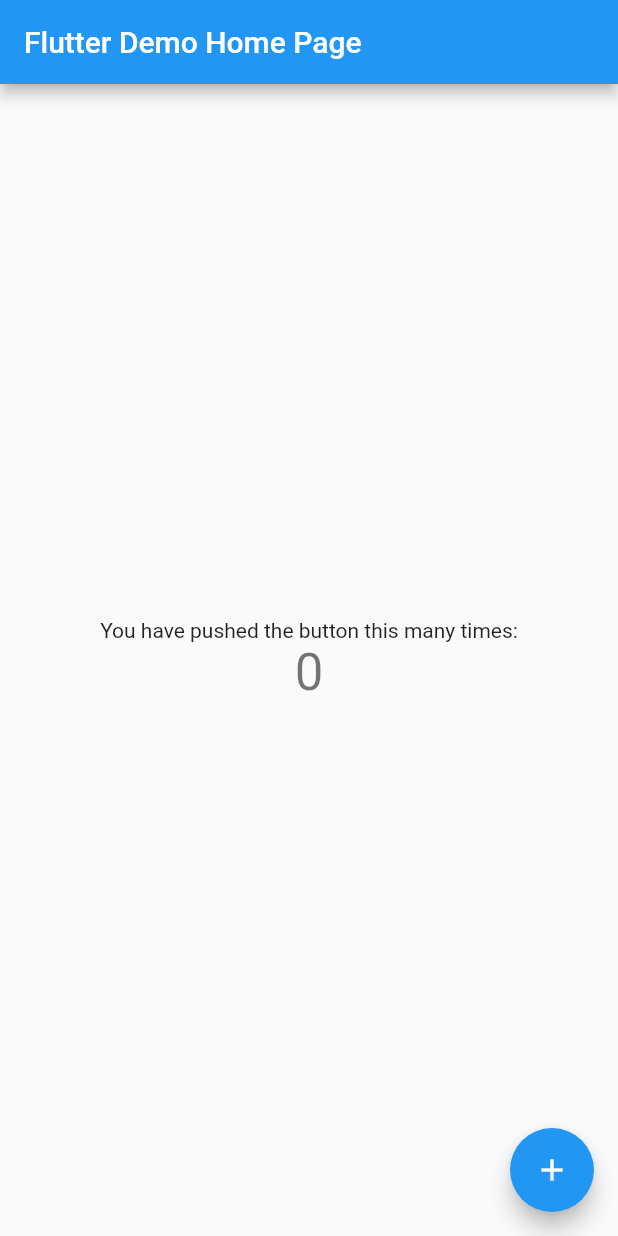
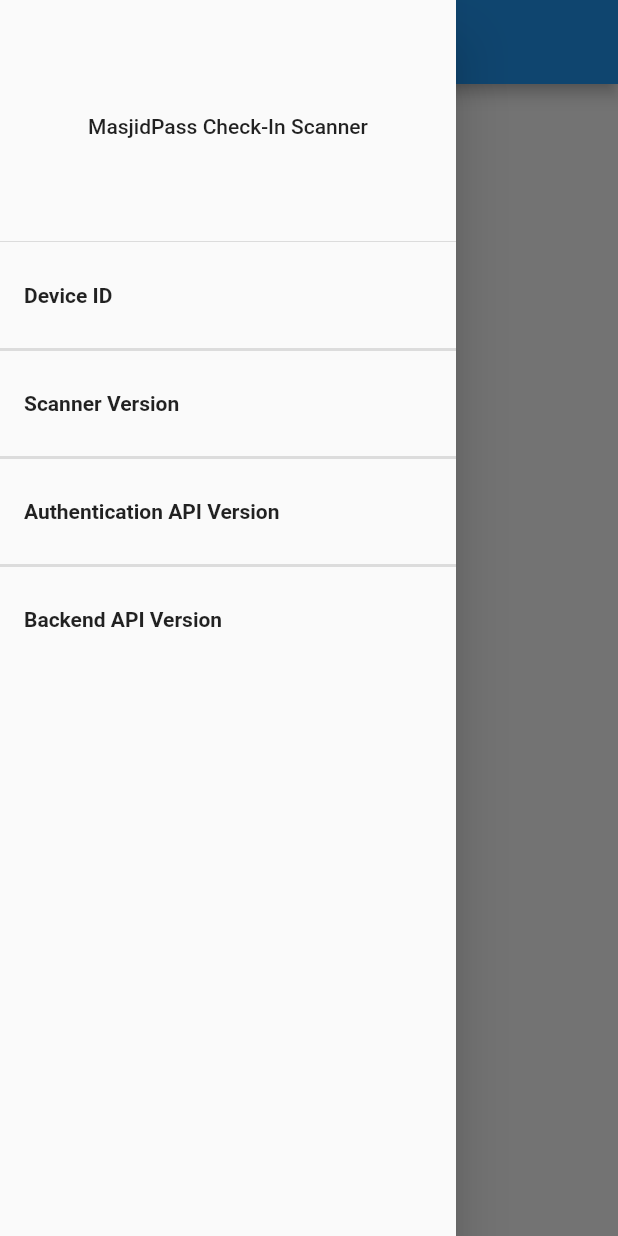
Before and after one commit to AyubMohamed20/MasjidPass, a Flutter app: the screen it shows after launch, with the side drawer open (before the commit the screen has no drawer), on a phone screen of 412 x 824 dp. Run offline on Flutter 3.47's test engine with Material 2 defaults, Android fonts, the phone set to English and light mode, and no system bars.

Commit message:
Sept 15, 2021
Setup base for Info sidebar (Drawer)

```diff
--- /dev/null
+++ b/lib/InfoBanner.dart
@@ -0,0 +1,62 @@
+import 'package:flutter/material.dart';
+
+class InfoBanner extends StatelessWidget {
+  @override
+  Widget build(BuildContext context) {
+    return Scaffold(
+      drawer: Drawer(
+        child: ListView(
+          children: [
+            DrawerHeader(
+              child: Center(child: Text('MasjidPass Check-In Scanner')),
+            ),
+            ListTile(
+              title: Text(
+                'Device ID',
+                style: TextStyle(fontWeight: FontWeight.bold),
+              ),
+              onTap: () => null,
+            ),
+            Divider(
+              thickness: 2,
+            ),
+            ListTile(
+              title: Text(
+                'Scanner Version',
+                style: TextStyle(fontWeight: FontWeight.bold),
+              ),
+              onTap: () => null,
+            ),
+            Divider(
+              thickness: 2,
+            ),
+            ListTile(
+              title: Text(
+                'Authentication API Version',
+                style: TextStyle(fontWeight: FontWeight.bold),
+              ),
+              onTap: () => null,
+            ),
+            Divider(
+              thickness: 2,
+            ),
+            ListTile(
+              title: Text(
+                'Backend API Version',
+                style: TextStyle(fontWeight: FontWeight.bold),
+              ),
+              onTap: () => null,
+            ),
+          ], //children
+        ),
+      ),
+      appBar: AppBar(
+        //change this late when finalizing what client wants
+        //backgroundColor: Colors.amber,
+        centerTitle: true,
+        title: Text('MasjidPass'),
+      ),
+      body: Center(),
+    );
+  }
+}
--- a/lib/main.dart
+++ b/lib/main.dart
@@ -1,4 +1,5 @@
 import 'package:flutter/material.dart';
+import 'InfoBanner.dart';
 
 void main() {
   runApp(const MyApp());
@@ -11,105 +12,13 @@ class MyApp extends StatelessWidget {
   @override
   Widget build(BuildContext context) {
     return MaterialApp(
+      debugShowCheckedModeBanner: false,
       title: 'Flutter Demo',
       theme: ThemeData(
-        // This is the theme of your application.
-        //
-        // Try running your application with "flutter run". You'll see the
-        // application has a blue toolbar. Then, without quitting the app, try
-        // changing the primarySwatch below to Colors.green and then invoke
-        // "hot reload" (press "r" in the console where you ran "flutter run",
-        // or simply save your changes to "hot reload" in a Flutter IDE).
-        // Notice that the counter didn't reset back to zero; the application
-        // is not restarted.
         primarySwatch: Colors.blue,
       ),
-      home: const MyHomePage(title: 'Flutter Demo Home Page'),
+      home: InfoBanner(),
+
     );
   }
 }
-
-class MyHomePage extends StatefulWidget {
-  const MyHomePage({Key? key, required this.title}) : super(key: key);
-
-  // This widget is the home page of your application. It is stateful, meaning
-  // that it has a State object (defined below) that contains fields that affect
-  // how it looks.
-
-  // This class is the configuration for the state. It holds the values (in this
-  // case the title) provided by the parent (in this case the App widget) and
-  // used by the build method of the State. Fields in a Widget subclass are
-  // always marked "final".
-
-  final String title;
-
-  @override
-  State<MyHomePage> createState() => _MyHomePageState();
-}
-
-class _MyHomePageState extends State<MyHomePage> {
-  int _counter = 0;
-
-  void _incrementCounter() {
-    setState(() {
-      // This call to setState tells the Flutter framework that something has
-      // changed in this State, which causes it to rerun the build method below
-      // so that the display can reflect the updated values. If we changed
-      // _counter without calling setState(), then the build method would not be
-      // called again, and so nothing would appear to happen.
-      _counter++;
-    });
-  }
-
-  @override
-  Widget build(BuildContext context) {
-    // This method is rerun every time setState is called, for instance as done
-    // by the _incrementCounter method above.
-    //
-    // The Flutter framework has been optimized to make rerunning build methods
-    // fast, so that you can just rebuild anything that needs updating rather
-    // than having to individually change instances of widgets.
-    return Scaffold(
-      appBar: AppBar(
-        // Here we take the value from the MyHomePage object that was created by
-        // the App.build method, and use it to set our appbar title.
-        title: Text(widget.title),
-      ),
-      body: Center(
-        // Center is a layout widget. It takes a single child and positions it
-        // in the middle of the parent.
-        child: Column(
-          // Column is also a layout widget. It takes a list of children and
-          // arranges them vertically. By default, it sizes itself to fit its
-          // children horizontally, and tries to be as tall as its parent.
-          //
-          // Invoke "debug painting" (press "p" in the console, choose the
-          // "Toggle Debug Paint" action from the Flutter Inspector in Android
-          // Studio, or the "Toggle Debug Paint" command in Visual Studio Code)
-          // to see the wireframe for each widget.
-          //
-          // Column has various properties to control how it sizes itself and
-          // how it positions its children. Here we use mainAxisAlignment to
-          // center the children vertically; the main axis here is the vertical
-          // axis because Columns are vertical (the cross axis would be
-          // horizontal).
-          mainAxisAlignment: MainAxisAlignment.center,
-          children: <Widget>[
-            const Text(
-              'You have pushed the button this many times:',
-            ),
-            Text(
-              '$_counter',
-              style: Theme.of(context).textTheme.headline4,
-            ),
-          ],
-        ),
-      ),
-      floatingActionButton: FloatingActionButton(
-        onPressed: _incrementCounter,
-        tooltip: 'Increment',
-        child: const Icon(Icons.add),
-      ), // This trailing comma makes auto-formatting nicer for build methods.
-    );
-  }
-}
```
